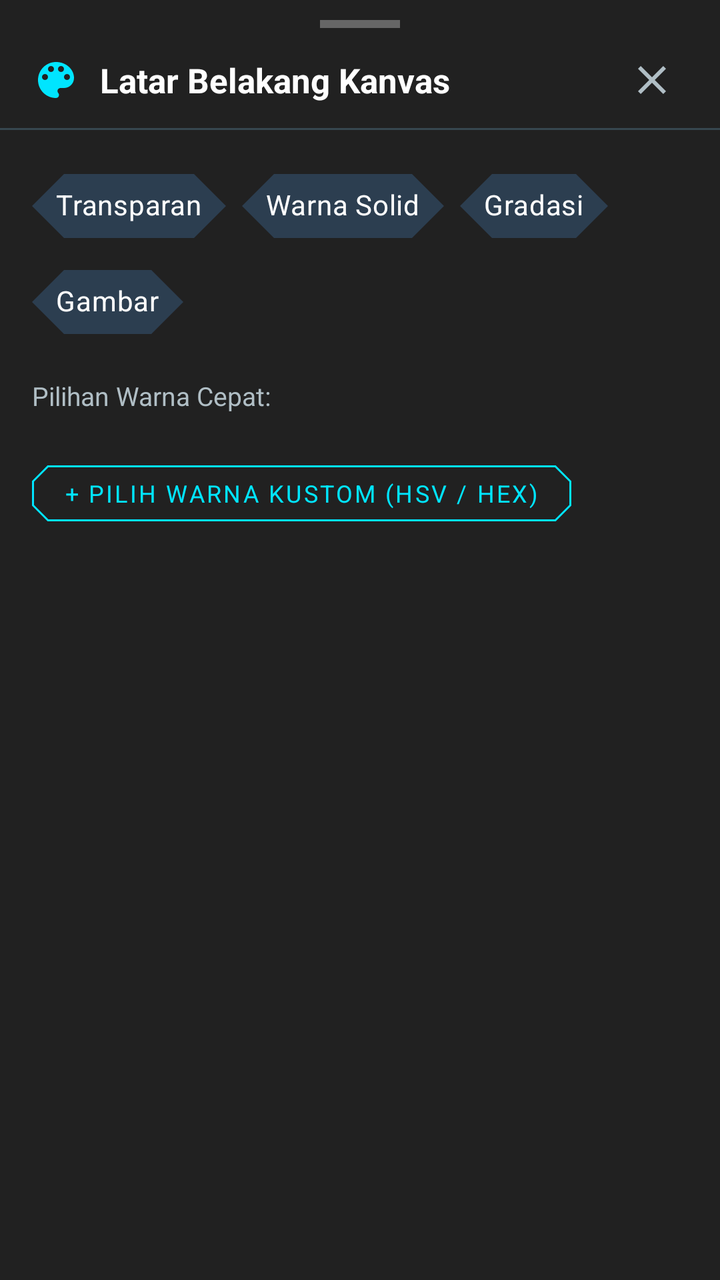
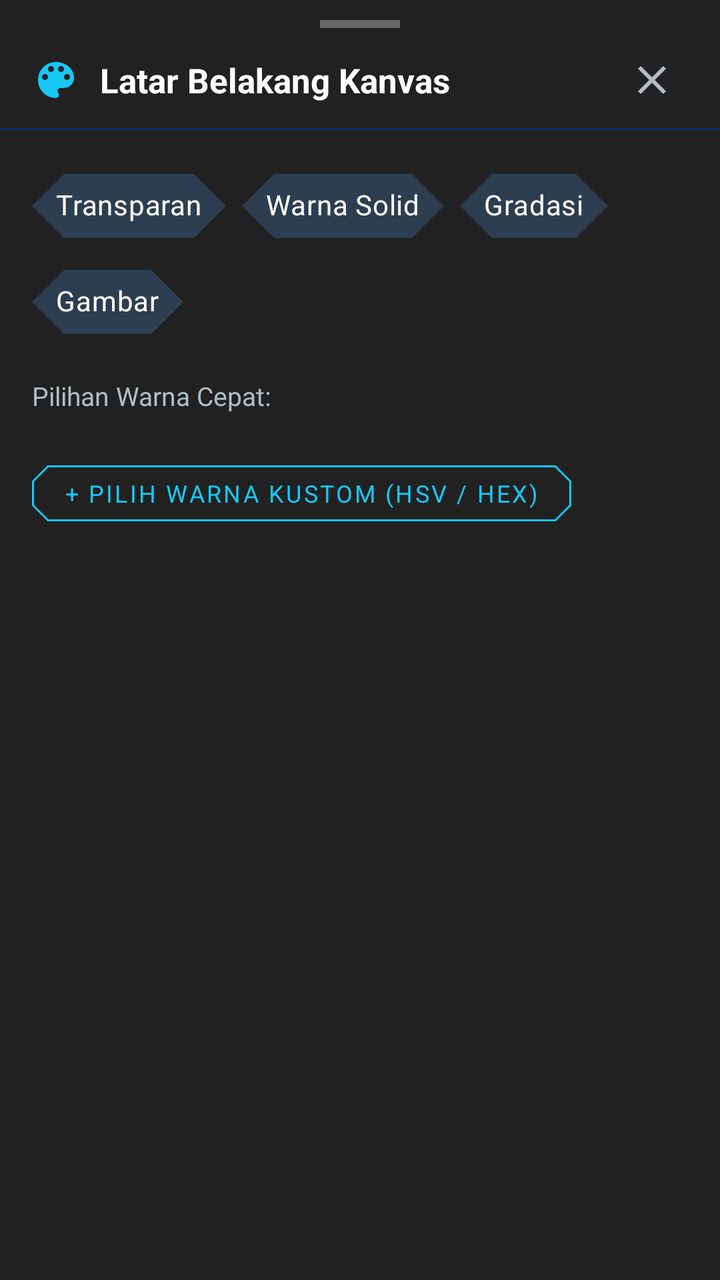

Compare the two renders of this Android layout. The source of the first and the diff that turns it into the second are given below.
<!-- AndroidManifest.xml: application theme AppTheme -->
<!-- res/layout/layout_canvas_background_bottom_sheet.xml -->
<?xml version="1.0" encoding="utf-8"?>
<androidx.constraintlayout.widget.ConstraintLayout
    xmlns:android="http://schemas.android.com/apk/res/android"
    xmlns:app="http://schemas.android.com/apk/res-auto"
    xmlns:tools="http://schemas.android.com/tools"
    android:layout_width="match_parent"
    android:layout_height="wrap_content"
    android:background="#212121"
    android:paddingBottom="24dp">

    
    <View
        android:id="@+id/bottomSheetDragHandle"
        android:layout_width="40dp"
        android:layout_height="4dp"
        android:layout_marginTop="10dp"
        android:background="#666666"
        app:layout_constraintTop_toTopOf="parent"
        app:layout_constraintStart_toStartOf="parent"
        app:layout_constraintEnd_toEndOf="parent" />

    
    <ImageView
        android:id="@+id/ivHeaderIcon"
        android:layout_width="24dp"
        android:layout_height="24dp"
        android:layout_marginStart="16dp"
        android:layout_marginTop="14dp"
        android:src="@drawable/ic_sharp_palette_24px"
        app:tint="#00E5FF"
        android:contentDescription="Background Header Icon"
        app:layout_constraintStart_toStartOf="parent"
        app:layout_constraintTop_toBottomOf="@id/bottomSheetDragHandle" />

    <TextView
        android:id="@+id/tvHeaderTitle"
        android:layout_width="wrap_content"
        android:layout_height="wrap_content"
        android:layout_marginStart="10dp"
        android:text="Latar Belakang Kanvas"
        android:textColor="@android:color/white"
        android:textSize="17sp"
        android:textStyle="bold"
        app:layout_constraintStart_toEndOf="@id/ivHeaderIcon"
        app:layout_constraintTop_toTopOf="@id/ivHeaderIcon"
        app:layout_constraintBottom_toBottomOf="@id/ivHeaderIcon" />

    
    <ImageButton
        android:id="@+id/btnCloseBottomSheet"
        android:layout_width="36dp"
        android:layout_height="36dp"
        android:layout_marginEnd="16dp"
        android:background="?attr/selectableItemBackgroundBorderless"
        android:src="@drawable/ic_sharp_clear_24px"
        app:tint="#B0BEC5"
        android:contentDescription="Close Bottom Sheet"
        app:layout_constraintEnd_toEndOf="parent"
        app:layout_constraintTop_toTopOf="@id/ivHeaderIcon"
        app:layout_constraintBottom_toBottomOf="@id/ivHeaderIcon" />

    
    <View
        android:id="@+id/dividerHeader"
        android:layout_width="match_parent"
        android:layout_height="1dp"
        android:layout_marginTop="12dp"
        android:background="#37474F"
        app:layout_constraintTop_toBottomOf="@id/ivHeaderIcon" />

    
    <com.google.android.material.chip.ChipGroup
        android:id="@+id/cgBackgroundMode"
        android:layout_width="match_parent"
        android:layout_height="wrap_content"
        android:layout_marginHorizontal="16dp"
        android:layout_marginTop="14dp"
        app:singleSelection="true"
        app:selectionRequired="true"
        app:layout_constraintTop_toBottomOf="@id/dividerHeader">

        <com.google.android.material.chip.Chip
            android:id="@+id/chipTransparent"
            style="@style/Widget.MaterialComponents.Chip.Choice"
            android:layout_width="wrap_content"
            android:layout_height="wrap_content"
            android:text="Transparan"
            android:textColor="@android:color/white"
            app:chipBackgroundColor="#2C3E50" />

        <com.google.android.material.chip.Chip
            android:id="@+id/chipSolidColor"
            style="@style/Widget.MaterialComponents.Chip.Choice"
            android:layout_width="wrap_content"
            android:layout_height="wrap_content"
            android:text="Warna Solid"
            android:textColor="@android:color/white"
            app:chipBackgroundColor="#2C3E50" />

        <com.google.android.material.chip.Chip
            android:id="@+id/chipGradient"
            style="@style/Widget.MaterialComponents.Chip.Choice"
            android:layout_width="wrap_content"
            android:layout_height="wrap_content"
            android:text="Gradasi"
            android:textColor="@android:color/white"
            app:chipBackgroundColor="#2C3E50" />

        <com.google.android.material.chip.Chip
            android:id="@+id/chipImage"
            style="@style/Widget.MaterialComponents.Chip.Choice"
            android:layout_width="wrap_content"
            android:layout_height="wrap_content"
            android:text="Gambar"
            android:textColor="@android:color/white"
            app:chipBackgroundColor="#2C3E50" />
    </com.google.android.material.chip.ChipGroup>

    
    <LinearLayout
        android:id="@+id/containerTransparent"
        android:layout_width="match_parent"
        android:layout_height="wrap_content"
        android:layout_marginHorizontal="16dp"
        android:layout_marginTop="14dp"
        android:background="#263238"
        android:orientation="vertical"
        android:padding="16dp"
        android:visibility="gone"
        app:layout_constraintTop_toBottomOf="@id/cgBackgroundMode">

        <TextView
            android:layout_width="wrap_content"
            android:layout_height="wrap_content"
            android:text="🏁 Kanvas Transparan Aktif"
            android:textColor="#00E5FF"
            android:textSize="15sp"
            android:textStyle="bold" />

        <TextView
            android:layout_width="wrap_content"
            android:layout_height="wrap_content"
            android:layout_marginTop="6dp"
            android:text="Latar belakang kanvas menjadi tembus pandang (checkerboard). Sangat cocok untuk membuat stiker, logo, atau gambar transparan dengan format ekspor PNG."
            android:textColor="#CFD8DC"
            android:textSize="13sp" />
    </LinearLayout>

    
    <LinearLayout
        android:id="@+id/containerSolidColor"
        android:layout_width="match_parent"
        android:layout_height="wrap_content"
        android:layout_marginHorizontal="16dp"
        android:layout_marginTop="14dp"
        android:orientation="vertical"
        android:visibility="visible"
        app:layout_constraintTop_toBottomOf="@id/cgBackgroundMode">

        <TextView
            android:layout_width="wrap_content"
            android:layout_height="wrap_content"
            android:text="Pilihan Warna Cepat:"
            android:textColor="#B0BEC5"
            android:textSize="13sp" />

        <HorizontalScrollView
            android:layout_width="match_parent"
            android:layout_height="wrap_content"
            android:layout_marginTop="8dp"
            android:scrollbars="none">

            <LinearLayout
                android:id="@+id/layoutSolidColorPresets"
                android:layout_width="wrap_content"
                android:layout_height="wrap_content"
                android:gravity="center_vertical"
                android:orientation="horizontal" />
        </HorizontalScrollView>

        <com.google.android.material.button.MaterialButton
            android:id="@+id/btnCustomSolidColor"
            style="@style/Widget.MaterialComponents.Button.OutlinedButton"
            android:layout_width="wrap_content"
            android:layout_height="40dp"
            android:layout_marginTop="12dp"
            android:text="+ Pilih Warna Kustom (HSV / Hex)"
            android:textColor="#00E5FF"
            android:textSize="12sp"
            app:cornerRadius="8dp"
            app:strokeColor="#00E5FF" />
    </LinearLayout>

    
    <LinearLayout
        android:id="@+id/containerGradient"
        android:layout_width="match_parent"
        android:layout_height="wrap_content"
        android:layout_marginHorizontal="16dp"
        android:layout_marginTop="14dp"
        android:orientation="vertical"
        android:visibility="gone"
        app:layout_constraintTop_toBottomOf="@id/cgBackgroundMode">

        <TextView
            android:layout_width="wrap_content"
            android:layout_height="wrap_content"
            android:text="Preset Gradasi Profesional:"
            android:textColor="#B0BEC5"
            android:textSize="13sp" />

        <androidx.recyclerview.widget.RecyclerView
            android:id="@+id/rvBackgroundGradients"
            android:layout_width="match_parent"
            android:layout_height="wrap_content"
            android:layout_marginTop="8dp"
            android:orientation="horizontal"
            app:layoutManager="androidx.recyclerview.widget.LinearLayoutManager" />

        
        <RadioGroup
            android:id="@+id/rgBackgroundGradientType"
            android:layout_width="wrap_content"
            android:layout_height="wrap_content"
            android:layout_marginTop="10dp"
            android:orientation="horizontal">

            <RadioButton
                android:id="@+id/rbBgLinear"
                android:layout_width="wrap_content"
                android:layout_height="wrap_content"
                android:checked="true"
                android:text="Linear"
                android:textColor="@android:color/white"
                android:textSize="13sp" />

            <RadioButton
                android:id="@+id/rbBgRadial"
                android:layout_width="wrap_content"
                android:layout_height="wrap_content"
                android:layout_marginStart="16dp"
                android:text="Radial"
                android:textColor="@android:color/white"
                android:textSize="13sp" />

            <RadioButton
                android:id="@+id/rbBgSweep"
                android:layout_width="wrap_content"
                android:layout_height="wrap_content"
                android:layout_marginStart="16dp"
                android:text="Sweep"
                android:textColor="@android:color/white"
                android:textSize="13sp" />
        </RadioGroup>

        
        <LinearLayout
            android:id="@+id/containerBgGradientAngle"
            android:layout_width="match_parent"
            android:layout_height="wrap_content"
            android:layout_marginTop="6dp"
            android:gravity="center_vertical"
            android:orientation="horizontal">

            <TextView
                android:id="@+id/tvBgAngleLabel"
                android:layout_width="120dp"
                android:layout_height="wrap_content"
                android:text="Sudut (0°)"
                android:textColor="#CFD8DC"
                android:textSize="12sp" />

            <com.google.android.material.slider.Slider
                android:id="@+id/sliderBgGradientAngle"
                android:layout_width="0dp"
                android:layout_height="wrap_content"
                android:layout_weight="1"
                android:valueFrom="0"
                android:valueTo="360"
                android:stepSize="5"
                android:value="0"
                app:thumbColor="#00E5FF"
                app:trackColorActive="#00E5FF"
                app:trackColorInactive="#37474F" />
        </LinearLayout>

        <com.google.android.material.button.MaterialButton
            android:id="@+id/btnCustomGradient"
            style="@style/Widget.MaterialComponents.Button.OutlinedButton"
            android:layout_width="wrap_content"
            android:layout_height="40dp"
            android:layout_marginTop="8dp"
            android:text="+ Buat Gradasi Kustom"
            android:textColor="#00E5FF"
            android:textSize="12sp"
            app:cornerRadius="8dp"
            app:strokeColor="#00E5FF" />
    </LinearLayout>

    
    <LinearLayout
        android:id="@+id/containerImage"
        android:layout_width="match_parent"
        android:layout_height="wrap_content"
        android:layout_marginHorizontal="16dp"
        android:layout_marginTop="14dp"
        android:orientation="vertical"
        android:visibility="gone"
        app:layout_constraintTop_toBottomOf="@id/cgBackgroundMode">

        <TextView
            android:layout_width="wrap_content"
            android:layout_height="wrap_content"
            android:text="Sumber Gambar:"
            android:textColor="#B0BEC5"
            android:textSize="13sp" />

        <LinearLayout
            android:layout_width="match_parent"
            android:layout_height="wrap_content"
            android:layout_marginTop="10dp"
            android:orientation="horizontal">

            <com.google.android.material.button.MaterialButton
                android:id="@+id/btnFromGallery"
                style="@style/Widget.MaterialComponents.Button.OutlinedButton"
                android:layout_width="0dp"
                android:layout_height="48dp"
                android:layout_weight="1"
                android:layout_marginEnd="6dp"
                android:text="Dari Galeri"
                android:textColor="#00E5FF"
                android:textSize="13sp"
                app:cornerRadius="8dp"
                app:strokeColor="#00E5FF"
                app:icon="@drawable/ic_sharp_photo_24px"
                app:iconTint="#00E5FF" />

            <com.google.android.material.button.MaterialButton
                android:id="@+id/btnFromCamera"
                style="@style/Widget.MaterialComponents.Button.OutlinedButton"
                android:layout_width="0dp"
                android:layout_height="48dp"
                android:layout_weight="1"
                android:layout_marginStart="6dp"
                android:text="Dari Kamera"
                android:textColor="#00E5FF"
                android:textSize="13sp"
                app:cornerRadius="8dp"
                app:strokeColor="#00E5FF"
                app:icon="@drawable/ic_sharp_photo_camera_24px"
                app:iconTint="#00E5FF" />
        </LinearLayout>

        <TextView
            android:layout_width="wrap_content"
            android:layout_height="wrap_content"
            android:layout_marginTop="8dp"
            android:text="Gambar akan otomatis di-crop/fill menyesuaikan rasio aspek kanvas aktif."
            android:textColor="#78909C"
            android:textSize="12sp" />

        <com.google.android.material.button.MaterialButton
            android:id="@+id/btnClearImageBackground"
            style="@style/Widget.MaterialComponents.Button.TextButton"
            android:layout_width="wrap_content"
            android:layout_height="36dp"
            android:layout_marginTop="6dp"
            android:text="Hapus Gambar Latar"
            android:textColor="#E53935"
            android:textSize="12sp"
            android:visibility="gone" />
    </LinearLayout>

</androidx.constraintlayout.widget.ConstraintLayout>
<!-- resources referenced by this layout -->
<resources>
  <style name="AppTheme" parent="Theme.MaterialComponents.Light.NoActionBar">
          
          <item name="colorPrimary">@color/white</item>
          <item name="colorOnPrimary">@color/black</item>
          <item name="colorSecondary">@color/white</item>
          <item name="colorPrimaryDark">@color/black</item>
  
          <item name="colorSurface">@color/white</item>
          <item name="colorOnSurface">@color/blueDark</item>
  
          
          <item name="android:colorControlActivated">@color/black</item>
          
          <item name="android:colorControlNormal">@color/gray</item>
  
          
          <item name="android:statusBarColor">@color/whiteDark</item>
          <item name="android:windowLightStatusBar">true</item>
  
          <item name="textInputStyle">
              @style/AppTextInputLayout
          </item>
  
          <item name="bottomNavigationStyle">
              @style/AppBottomNavigation
          </item>
  
          <item name="materialButtonStyle">
              @style/AppButton
          </item>
  
          <item name="textAppearanceButton">
              @style/ButtonText
          </item>
  
          <item name="textAppearanceBody1">
              @style/Body1Text
          </item>
  
          <item name="textAppearanceBody2">
              @style/Body2Text
          </item>
  
          <item name="textAppearanceCaption">
              @style/CaptionText
          </item>
  
          <item name="textAppearanceHeadline4">
              @style/Headline4Text
          </item>
  
          <item name="textAppearanceHeadline5">
              @style/Headline5Text
          </item>
  
          <item name="textAppearanceHeadline6">
              @style/Headline6Text
          </item>
  
          <item name="floatingActionButtonStyle">
              @style/AppFloatingActionButton
          </item>
  
          <item name="shapeAppearanceSmallComponent">@style/SmallComponent</item>
          <item name="shapeAppearanceMediumComponent">@style/MediumComponent</item>
          <item name="shapeAppearanceLargeComponent">@style/LargeComponent</item>
      </style>
  <color name="white">#fff</color>
  <color name="black">#000</color>
  <color name="blueDark">#1976d2</color>
  <color name="gray">#616161</color>
  <color name="whiteDark">#f5f5f5</color>
  <style name="AppTextInputLayout" parent="Widget.MaterialComponents.TextInputLayout.OutlinedBox.Dense">
          <item name="boxStrokeColor">@color/black</item>
          <item name="counterTextColor">@color/gray</item>
          <item name="hintTextColor">@color/gray</item>
          <item name="boxCornerRadiusBottomEnd">0dp</item>
          <item name="boxCornerRadiusBottomStart">0dp</item>
          <item name="boxCornerRadiusTopStart">0dp</item>
          <item name="boxCornerRadiusTopEnd">0dp</item>
      </style>
  <style name="AppBottomNavigation" parent="Widget.MaterialComponents.BottomNavigationView.Colored">
  
      </style>
  <style name="AppButton" parent="Widget.MaterialComponents.Button.UnelevatedButton">
          <item name="strokeColor">@color/black</item>
          <item name="strokeWidth">1dp</item>
          <item name="android:textColor">@color/black</item>
      </style>
  <style name="ButtonText" parent="TextAppearance.MaterialComponents.Button">
          <item name="fontFamily">@font/raleway_semibold</item>
      </style>
  <style name="Body1Text" parent="TextAppearance.MaterialComponents.Body1">
          <item name="fontFamily">@font/raleway_semibold</item>
      </style>
  <style name="Body2Text" parent="TextAppearance.MaterialComponents.Body2">
          <item name="fontFamily">@font/raleway_semibold</item>
      </style>
  <style name="CaptionText" parent="TextAppearance.MaterialComponents.Caption">
          <item name="fontFamily">@font/raleway_semibold</item>
      </style>
  <style name="FloatingActionButton" parent="ShapeAppearanceOverlay.MaterialComponents.FloatingActionButton">
      </style>
  <!-- unchanged entries left out for length: 11 -->
</resources>

<!-- the commit's change to res/layout/layout_canvas_background_bottom_sheet.xml (unified diff, before → after) -->
@@ -27,7 +27,7 @@
         android:layout_marginStart="16dp"
         android:layout_marginTop="14dp"
         android:src="@drawable/ic_sharp_palette_24px"
-        app:tint="#00E5FF"
+        app:tint="#18C8F5"
         android:contentDescription="Background Header Icon"
         app:layout_constraintStart_toStartOf="parent"
         app:layout_constraintTop_toBottomOf="@id/bottomSheetDragHandle" />
@@ -65,7 +65,7 @@
         android:layout_width="match_parent"
         android:layout_height="1dp"
         android:layout_marginTop="12dp"
-        android:background="#37474F"
+        android:background="#123065"
         app:layout_constraintTop_toBottomOf="@id/ivHeaderIcon" />
 
     
@@ -133,7 +133,7 @@
             android:layout_width="wrap_content"
             android:layout_height="wrap_content"
             android:text="🏁 Kanvas Transparan Aktif"
-            android:textColor="#00E5FF"
+            android:textColor="#18C8F5"
             android:textSize="15sp"
             android:textStyle="bold" />
 
@@ -185,10 +185,10 @@
             android:layout_height="40dp"
             android:layout_marginTop="12dp"
             android:text="+ Pilih Warna Kustom (HSV / Hex)"
-            android:textColor="#00E5FF"
+            android:textColor="#18C8F5"
             android:textSize="12sp"
             app:cornerRadius="8dp"
-            app:strokeColor="#00E5FF" />
+            app:strokeColor="#18C8F5" />
     </LinearLayout>
 
     
@@ -279,9 +279,9 @@
                 android:valueTo="360"
                 android:stepSize="5"
                 android:value="0"
-                app:thumbColor="#00E5FF"
-                app:trackColorActive="#00E5FF"
-                app:trackColorInactive="#37474F" />
+                app:thumbColor="#18C8F5"
+                app:trackColorActive="#18C8F5"
+                app:trackColorInactive="#123065" />
         </LinearLayout>
 
         <com.google.android.material.button.MaterialButton
@@ -291,10 +291,10 @@
             android:layout_height="40dp"
             android:layout_marginTop="8dp"
             android:text="+ Buat Gradasi Kustom"
-            android:textColor="#00E5FF"
+            android:textColor="#18C8F5"
             android:textSize="12sp"
             app:cornerRadius="8dp"
-            app:strokeColor="#00E5FF" />
+            app:strokeColor="#18C8F5" />
     </LinearLayout>
 
     
@@ -329,12 +329,12 @@
                 android:layout_weight="1"
                 android:layout_marginEnd="6dp"
                 android:text="Dari Galeri"
-                android:textColor="#00E5FF"
+                android:textColor="#18C8F5"
                 android:textSize="13sp"
                 app:cornerRadius="8dp"
-                app:strokeColor="#00E5FF"
+                app:strokeColor="#18C8F5"
                 app:icon="@drawable/ic_sharp_photo_24px"
-                app:iconTint="#00E5FF" />
+                app:iconTint="#18C8F5" />
 
             <com.google.android.material.button.MaterialButton
                 android:id="@+id/btnFromCamera"
@@ -344,12 +344,12 @@
                 android:layout_weight="1"
                 android:layout_marginStart="6dp"
                 android:text="Dari Kamera"
-                android:textColor="#00E5FF"
+                android:textColor="#18C8F5"
                 android:textSize="13sp"
                 app:cornerRadius="8dp"
-                app:strokeColor="#00E5FF"
+                app:strokeColor="#18C8F5"
                 app:icon="@drawable/ic_sharp_photo_camera_24px"
-                app:iconTint="#00E5FF" />
+                app:iconTint="#18C8F5" />
         </LinearLayout>
 
         <TextView
<!-- resource entries referenced after the edit -->
@@ -8,16 +8,16 @@
           <item name="colorPrimaryDark">@color/black</item>
   
           <item name="colorSurface">@color/white</item>
-          <item name="colorOnSurface">@color/blueDark</item>
+          <item name="colorOnSurface">@color/brand_navy</item>
   
           
-          <item name="android:colorControlActivated">@color/black</item>
+          <item name="android:colorControlActivated">@color/brand_blue</item>
           
           <item name="android:colorControlNormal">@color/gray</item>
   
           
-          <item name="android:statusBarColor">@color/whiteDark</item>
-          <item name="android:windowLightStatusBar">true</item>
+          <item name="android:statusBarColor">@color/brand_navy</item>
+          <item name="android:windowLightStatusBar">false</item>
   
           <item name="textInputStyle">
               @style/AppTextInputLayout
@@ -69,11 +69,11 @@
       </style>
   <color name="white">#fff</color>
   <color name="black">#000</color>
-  <color name="blueDark">#1976d2</color>
+  <color name="brand_navy">#07164F</color>
+  <color name="brand_blue">#1769FF</color>
   <color name="gray">#616161</color>
-  <color name="whiteDark">#f5f5f5</color>
   <style name="AppTextInputLayout" parent="Widget.MaterialComponents.TextInputLayout.OutlinedBox.Dense">
-          <item name="boxStrokeColor">@color/black</item>
+          <item name="boxStrokeColor">@color/brand_blue</item>
           <item name="counterTextColor">@color/gray</item>
           <item name="hintTextColor">@color/gray</item>
           <item name="boxCornerRadiusBottomEnd">0dp</item>
@@ -85,9 +85,9 @@
   
       </style>
   <style name="AppButton" parent="Widget.MaterialComponents.Button.UnelevatedButton">
-          <item name="strokeColor">@color/black</item>
+          <item name="strokeColor">@color/brand_blue</item>
           <item name="strokeWidth">1dp</item>
-          <item name="android:textColor">@color/black</item>
+          <item name="android:textColor">@color/brand_blue</item>
       </style>
   <style name="ButtonText" parent="TextAppearance.MaterialComponents.Button">
           <item name="fontFamily">@font/raleway_semibold</item>
